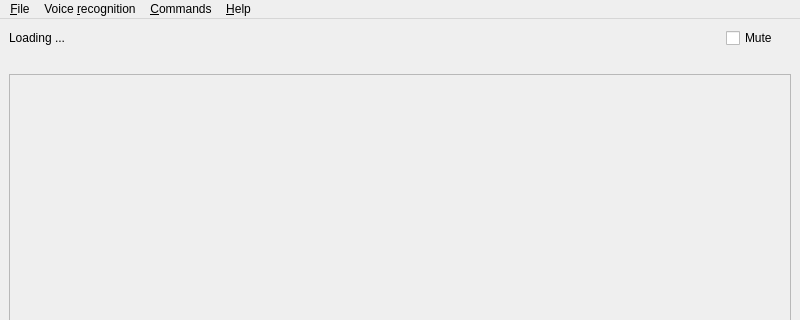
First picture: the form in ui/mainwindow.ui, repository tim-gromeyer/VoiceAssistant, before the edit; both pictures show x 0 to 800 and y 0 to 320 of the 800 by 600 pixel window.
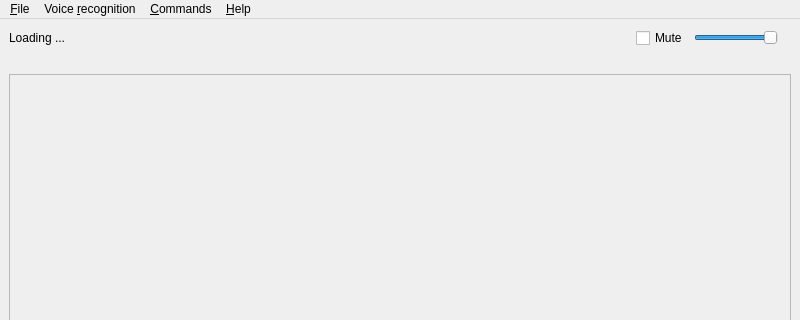
Second picture: the form after the edit. Icons and pictures are not drawn.

Commit message: Add volume slider

```diff
--- a/ui/mainwindow.ui
+++ b/ui/mainwindow.ui
@@ -16,7 +16,7 @@
   <widget class="QWidget" name="container">
    <layout class="QVBoxLayout" name="verticalLayout" stretch="0,0,0">
     <item>
-     <layout class="QHBoxLayout" name="horizontalLayout" stretch="1,0,0">
+     <layout class="QHBoxLayout" name="horizontalLayout" stretch="1,0,0,0">
       <item>
        <widget class="QLabel" name="statusLabel">
         <property name="text">
@@ -44,6 +44,25 @@
         </property>
        </widget>
       </item>
+      <item>
+       <widget class="QSlider" name="volumeSlider">
+        <property name="maximum">
+         <number>10</number>
+        </property>
+        <property name="pageStep">
+         <number>5</number>
+        </property>
+        <property name="value">
+         <number>10</number>
+        </property>
+        <property name="orientation">
+         <enum>Qt::Horizontal</enum>
+        </property>
+        <property name="tickPosition">
+         <enum>QSlider::NoTicks</enum>
+        </property>
+       </widget>
+      </item>
       <item>
        <widget class="QLabel" name="timeLabel">
         <property name="text">
```
The commit also changes 2 other files.
